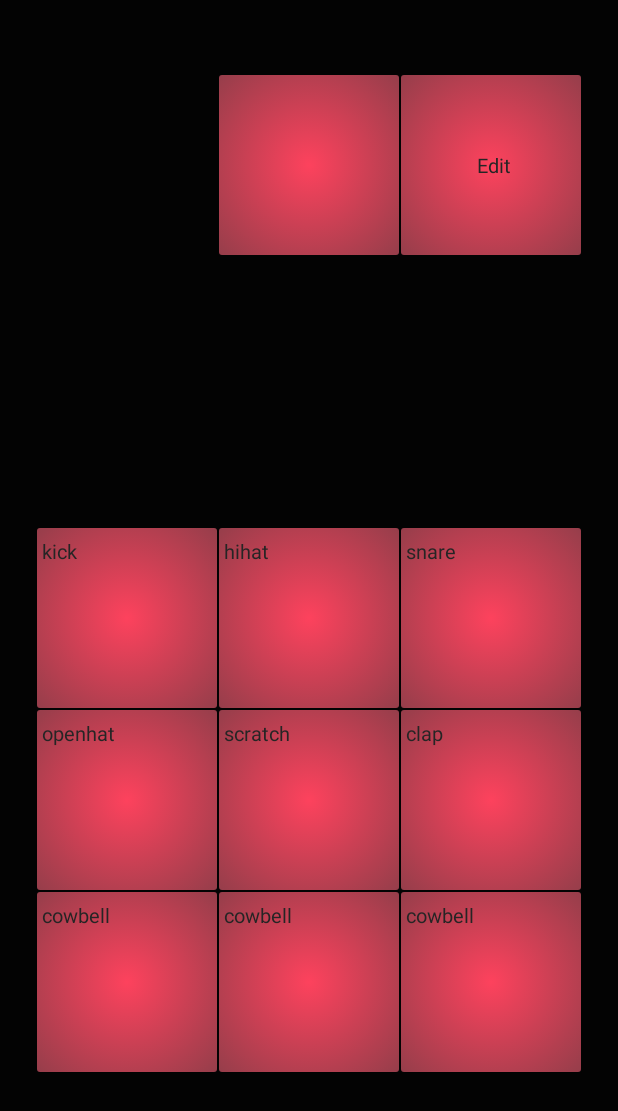
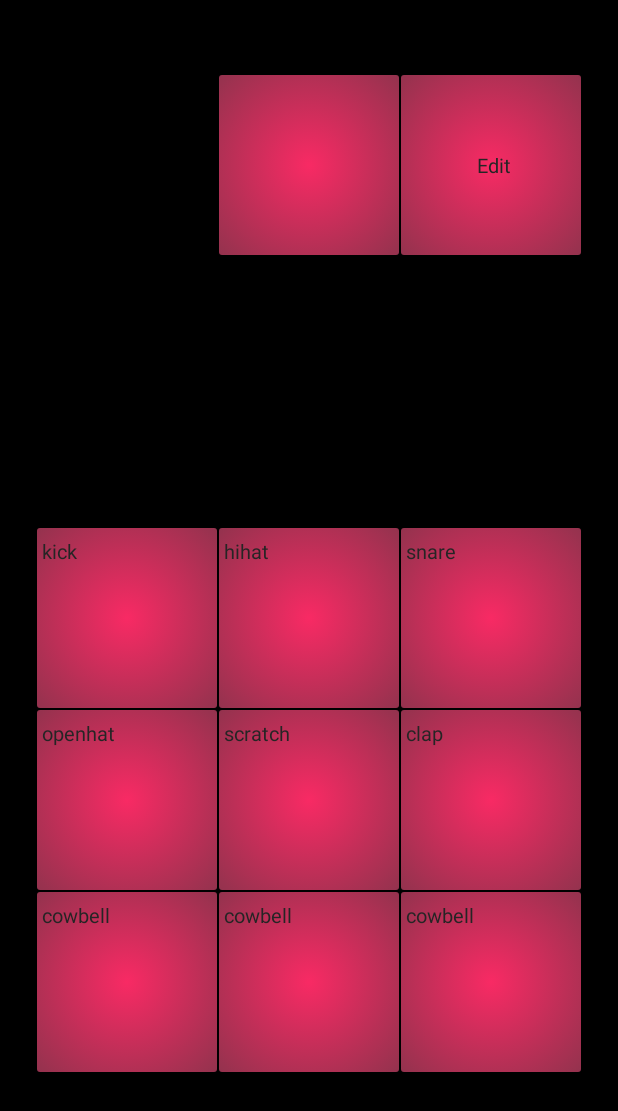
Before and after one commit to ivansavrikov/DrumPartsCreator, an Android app: the screen it shows after launch (RealTimeRhythm), on a phone screen of 412 x 824 dp. Shown: the top 1111 px of the screen. Run offline under Robolectric (Android 15) with nearby library versions, the phone set to English and light mode, and no system bars.

Commit message:
Стилизованный drumpad, мультитач

```diff
--- a/app/src/main/res/drawable/button.xml
+++ b/app/src/main/res/drawable/button.xml
@@ -4,7 +4,7 @@
     <item
         android:state_pressed="true"
         android:state_enabled="true"
-        android:drawable="@drawable/button_pressed" />
+        android:drawable="@drawable/button_ripple" />
     <item
         android:state_enabled="true"
         android:drawable="@drawable/button_enabled" />
--- a/app/src/main/res/drawable/button_enabled.xml
+++ b/app/src/main/res/drawable/button_enabled.xml
@@ -3,7 +3,7 @@
 <shape xmlns:android="http://schemas.android.com/apk/res/android" android:shape="rectangle">
     <gradient
         android:type="radial"
-        android:startColor="#FD425D"
+        android:startColor="#F82A64"
         android:endColor="#3A3A3A"
         android:gradientRadius="160dp"/>
 
--- a/app/src/main/res/drawable/button_pressed.xml
+++ b/app/src/main/res/drawable/button_pressed.xml
@@ -3,9 +3,9 @@
 <shape xmlns:android="http://schemas.android.com/apk/res/android" android:shape="rectangle">
     <gradient
         android:type="radial"
-        android:startColor="#FF5879"
-        android:endColor="#474747"
-        android:gradientRadius="110dp"/>
+        android:startColor="#FF296C"
+        android:endColor="#3A3A3A"
+        android:gradientRadius="160dp"/>
 
     <padding
         android:start="0dp"
--- /dev/null
+++ b/app/src/main/res/drawable/button_ripple.xml
@@ -0,0 +1,37 @@
+<?xml version="1.0" encoding="utf-8"?>
+<ripple xmlns:android="http://schemas.android.com/apk/res/android"
+    android:color="?android:colorControlHighlight">
+
+    <item android:id="@android:id/mask">
+        <shape android:shape="rectangle">
+            <solid android:color="@color/white" />
+        </shape>
+    </item>
+
+    <item android:id="@android:id/background">
+        <shape android:shape="rectangle">
+            <gradient
+                android:type="radial"
+                android:startColor="#FF2268"
+                android:endColor="#3A3A3A"
+                android:gradientRadius="160dp"/>
+
+            <padding
+                android:start="0dp"
+                android:top="0dp"
+                android:end="0dp"
+                android:bottom="0dp"/>
+
+            <corners
+                android:radius= "2dp"/>
+
+            <size
+                android:width="120dp"
+                android:height="120dp" />
+
+            <stroke
+                android:color="#FF5586"
+                android:width="1dp"/>
+        </shape>
+    </item>
+</ripple>
--- a/app/src/main/res/layout/activity_real_time_rhythm.xml
+++ b/app/src/main/res/layout/activity_real_time_rhythm.xml
@@ -4,7 +4,7 @@
     xmlns:tools="http://schemas.android.com/tools"
     android:layout_width="match_parent"
     android:layout_height="match_parent"
-    android:background="@color/Thermal_background"
+    android:background="@color/black"
     tools:context=".RealTimeRhythm">
 
     <Button
--- a/app/src/main/res/values/colors.xml
+++ b/app/src/main/res/values/colors.xml
@@ -1,17 +1,6 @@
 <?xml version="1.0" encoding="utf-8"?>
 <resources>
     <color name="transparent">#00FFFFFF</color>
-    <color name="black">#FF000000</color>
+    <color name="black">#000000</color>
     <color name="white">#FFFFFFFF</color>
-
-    <color name="Thermal_0">#000000</color>
-    <color name="Thermal_1">#7e2318</color>
-    <color name="Thermal_2">#bd3924</color>
-    <color name="Thermal_3">#dd4b2a</color>
-    <color name="Thermal_4">#ee5a2d</color>
-    <color name="Thermal_5">#f66631</color>
-    <color name="Thermal_6">#fa7333</color>
-    <color name="Thermal_7">#fc7f34</color>
-
-    <color name="Thermal_background">#030303</color>
 </resources>
```
Also changed, not shown: app/src/main/java/com/example/courseproject/RealTimeRhythm.kt (+24 -28 lines), app/src/main/res/drawable/thermal_gradient.xml (deleted, +0 -20 lines), app/src/main/res/drawable/logoforsplash.png (deleted).
